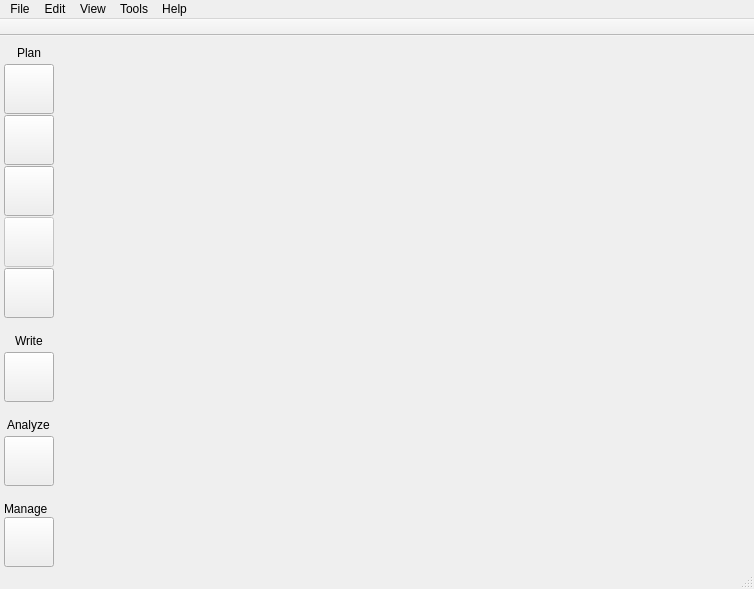
The window that ui/main_window.ui (zkovari/plotlyst) describes before a commit, drawn with Qt 5.
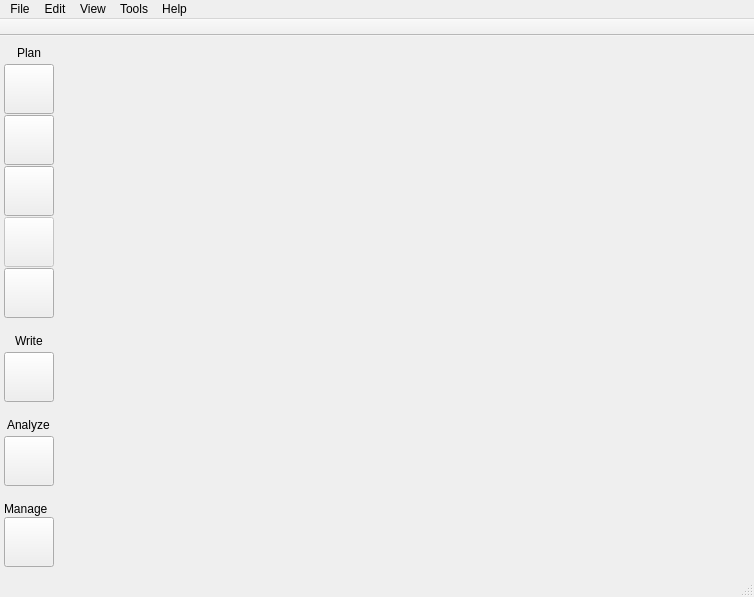
The same window after the commit.

Commit message: Resource manager dialog

Diff of the .ui file:
```diff
--- a/ui/main_window.ui
+++ b/ui/main_window.ui
@@ -7,7 +7,7 @@
     <x>0</x>
     <y>0</y>
     <width>754</width>
-    <height>577</height>
+    <height>597</height>
    </rect>
   </property>
   <property name="mouseTracking">
```
Left out of the diff: 6 changed lines with no effect on the pictures. The commit also changes 6 other files.
